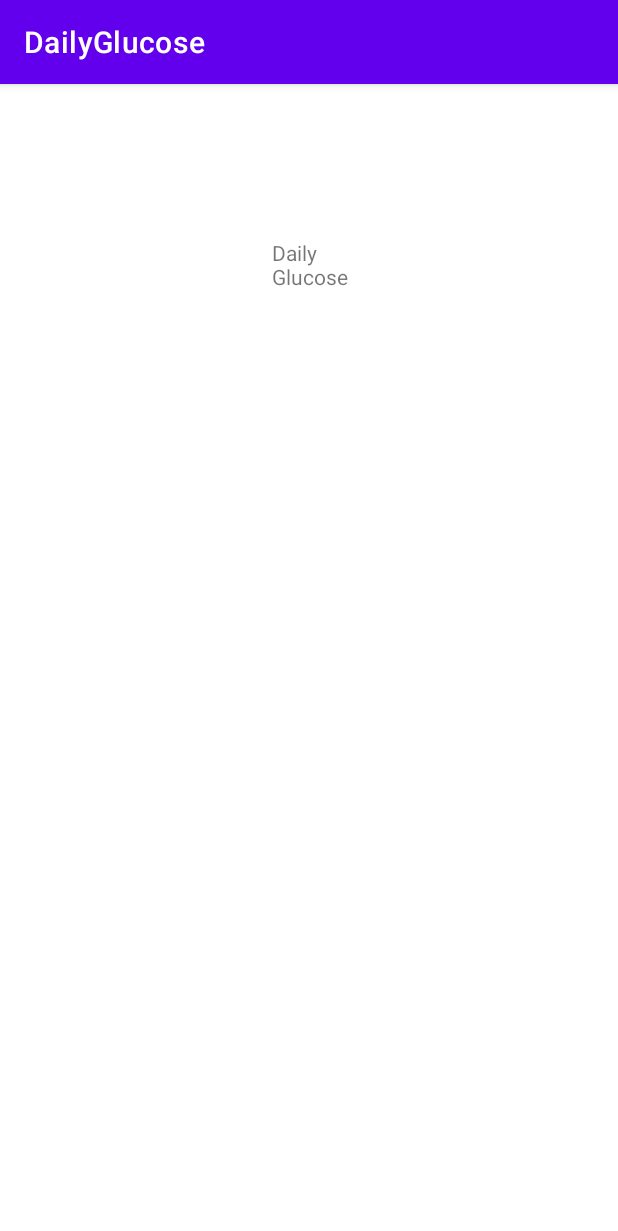
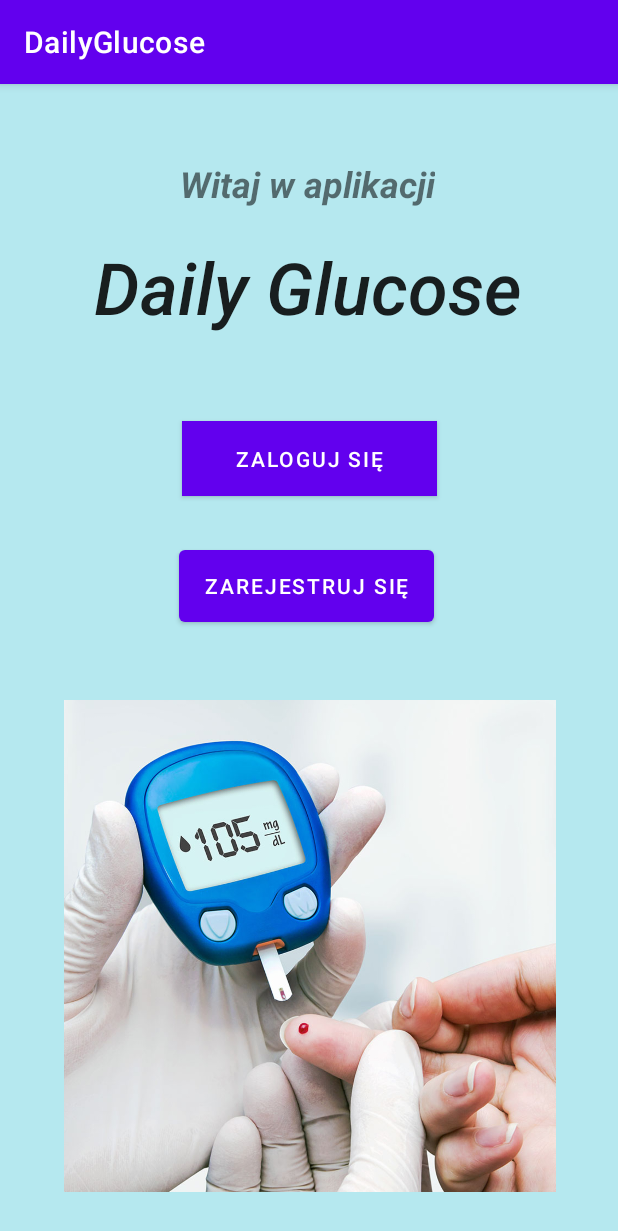
Before and after one commit to paulinaduras/DailyGlucose, an Android app: the screen it shows after launch (MainActivity), on a phone screen of 412 x 824 dp. Shown: the top 1231 px of the screen. Run offline under Robolectric (Android 15) with nearby library versions, the phone set to English and light mode, and no system bars.

Commit message:
Ekran Startowy + Logowania

```diff
--- a/app/src/main/AndroidManifest.xml
+++ b/app/src/main/AndroidManifest.xml
@@ -9,6 +9,7 @@
         android:roundIcon="@mipmap/ic_launcher_round"
         android:supportsRtl="true"
         android:theme="@style/Theme.DailyGlucose">
+        <activity android:name=".EkranLogowania"></activity>
         <activity android:name=".MainActivity">
             <intent-filter>
                 <action android:name="android.intent.action.MAIN" />
--- a/app/src/main/java/com/example/dailyglucose/MainActivity.kt
+++ b/app/src/main/java/com/example/dailyglucose/MainActivity.kt
@@ -1,11 +1,40 @@
 package com.example.dailyglucose
 
+import android.content.Intent
 import androidx.appcompat.app.AppCompatActivity
 import android.os.Bundle
+import android.view.View
+import android.widget.Button
+import android.widget.EditText
 
 class MainActivity : AppCompatActivity() {
+
+    private var btnZaloguj: Button?= null
+    private var btnZarejestruj: Button ?= null
+
+
     override fun onCreate(savedInstanceState: Bundle?) {
         super.onCreate(savedInstanceState)
         setContentView(R.layout.activity_main)
+
+
+        btnZaloguj = findViewById(R.id.btnZaloguj)
+        btnZarejestruj = findViewById(R.id.btnZarejestruj)
+
+        btnZaloguj?.setOnClickListener(object : View.OnClickListener {
+            override fun onClick(v: View?) {
+                openEkranLogowania()
+                TODO("Not yet implemented")
+            }
+        })
+
+
+
     }
+// ta metoda pozwala na przechodzenie z obecnego widoku na widok ekranu Logowania
+    private fun openEkranLogowania(){
+        val intent = Intent(this, EkranLogowania::class.java)
+        startActivity(intent)
+    }
+
 }
--- a/app/src/main/res/layout/activity_main.xml
+++ b/app/src/main/res/layout/activity_main.xml
@@ -4,17 +4,77 @@
     xmlns:tools="http://schemas.android.com/tools"
     android:layout_width="match_parent"
     android:layout_height="match_parent"
+    android:background="#B5E8EF"
     tools:context=".MainActivity">
 
     <TextView
-        android:layout_width="76dp"
-        android:layout_height="38dp"
+        android:id="@+id/textEText2"
+        android:layout_width="342dp"
+        android:layout_height="62dp"
+        android:layout_marginTop="20dp"
+        android:fontFamily="sans-serif-medium"
         android:text="Daily Glucose"
-        app:layout_constraintBottom_toBottomOf="parent"
-        app:layout_constraintHorizontal_bias="0.54"
+        android:textAlignment="center"
+        android:textAppearance="@style/TextAppearance.AppCompat.Body1"
+        android:textSize="48sp"
+        android:textStyle="italic"
+        android:typeface="sans"
+        app:layout_constraintBottom_toTopOf="@+id/btnZaloguj"
+        app:layout_constraintHorizontal_bias="0.496"
         app:layout_constraintLeft_toLeftOf="parent"
         app:layout_constraintRight_toRightOf="parent"
-        app:layout_constraintTop_toTopOf="parent"
-        app:layout_constraintVertical_bias="0.141" />
+        app:layout_constraintTop_toBottomOf="@+id/textEStart1" />
+
+    <TextView
+        android:id="@+id/textEStart1"
+        android:layout_width="wrap_content"
+        android:layout_height="wrap_content"
+        android:layout_marginTop="60dp"
+        android:text="Witaj w aplikacji"
+        android:textSize="24sp"
+        android:textStyle="bold|italic"
+        app:layout_constraintBottom_toTopOf="@+id/textEText2"
+        app:layout_constraintEnd_toEndOf="parent"
+        app:layout_constraintHorizontal_bias="0.497"
+        app:layout_constraintStart_toStartOf="parent"
+        app:layout_constraintTop_toTopOf="parent" />
+
+    <Button
+        android:id="@+id/btnZaloguj"
+        android:layout_width="170dp"
+        android:layout_height="50dp"
+        android:layout_marginTop="60dp"
+        android:layout_marginBottom="10dp"
+        android:background="#2196F3"
+        android:text="ZALOGUJ SIĘ"
+        app:layout_constraintBottom_toTopOf="@+id/btnZarejestruj"
+        app:layout_constraintEnd_toEndOf="parent"
+        app:layout_constraintStart_toStartOf="parent"
+        app:layout_constraintTop_toBottomOf="@+id/textEText2" />
+
+    <Button
+        android:id="@+id/btnZarejestruj"
+        android:layout_width="170dp"
+        android:layout_height="60dp"
+        android:layout_marginTop="20dp"
+        android:layout_marginBottom="30dp"
+        android:text="ZAREJESTRUJ SIĘ"
+        app:layout_constraintBottom_toTopOf="@+id/imageEStart"
+        app:layout_constraintEnd_toEndOf="parent"
+        app:layout_constraintHorizontal_bias="0.493"
+        app:layout_constraintStart_toStartOf="parent"
+        app:layout_constraintTop_toBottomOf="@+id/btnZaloguj" />
+
+    <ImageView
+        android:id="@+id/imageEStart"
+        android:layout_width="350dp"
+        android:layout_height="328dp"
+        android:layout_marginTop="16dp"
+        android:layout_marginBottom="40dp"
+        app:layout_constraintBottom_toBottomOf="parent"
+        app:layout_constraintEnd_toEndOf="parent"
+        app:layout_constraintStart_toStartOf="parent"
+        app:layout_constraintTop_toBottomOf="@+id/btnZarejestruj"
+        app:srcCompat="@drawable/box_cukrzyca" />
 
 </androidx.constraintlayout.widget.ConstraintLayout>
--- a/build.gradle
+++ b/build.gradle
@@ -6,7 +6,7 @@ buildscript {
         mavenCentral()
     }
     dependencies {
-        classpath "com.android.tools.build:gradle:4.2.0"
+        classpath 'com.android.tools.build:gradle:4.2.1'
         classpath "org.jetbrains.kotlin:kotlin-gradle-plugin:$kotlin_version"
 
         // NOTE: Do not place your application dependencies here; they belong
```
Also changed, not shown: app/src/main/java/com/example/dailyglucose/EkranLogowania.kt (added, +25 -0 lines), app/src/main/res/layout/activity_ekran_logowania.xml (added, +105 -0 lines), app/src/main/res/drawable/box_cukrzyca.jpg (added), app/src/main/res/drawable/png_clipart_blood_sugar_glucose_test_diabetes_mellitus_blood_glucose_meters_blood_glucose_monitoring_blood_miscellaneous_hand_thumbnail.png (added).
